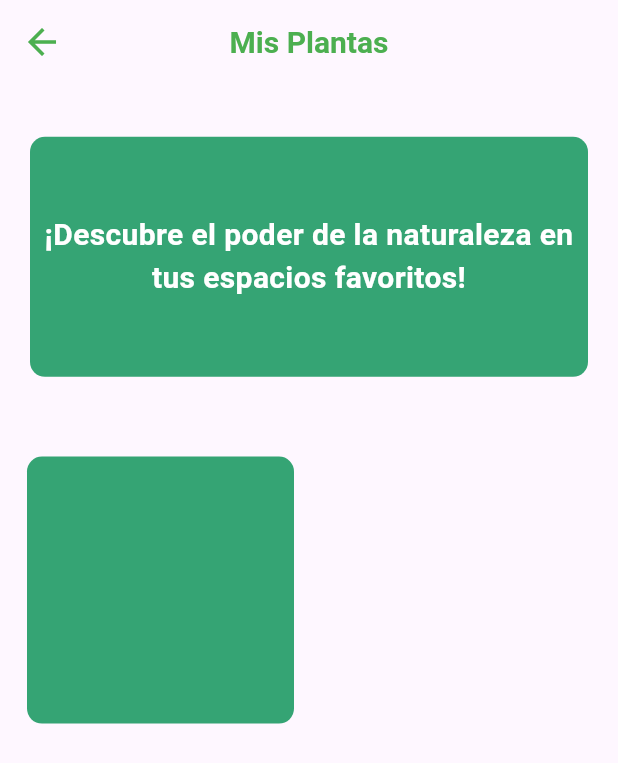
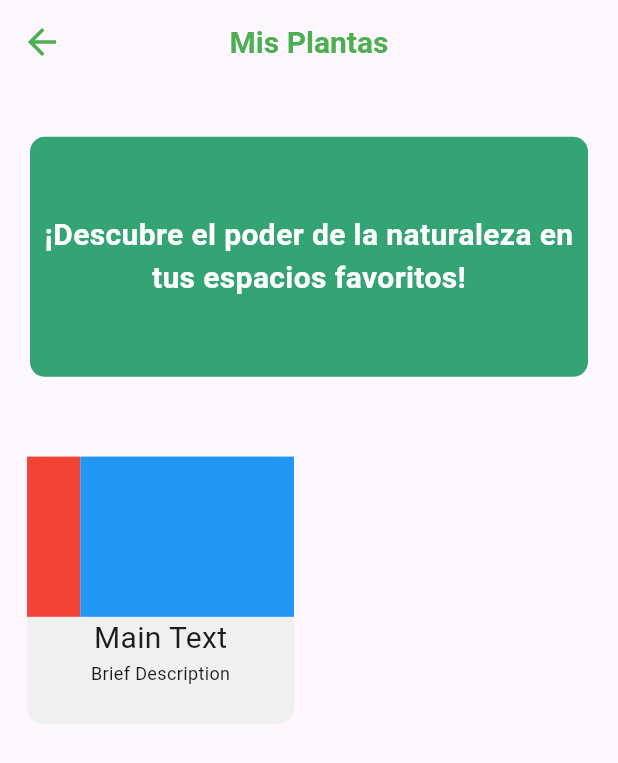
Before and after one commit to kevdev04/OxygenAR, a Flutter app: the screen it shows after launch, after a tap on the "forest" icon, on a phone screen of 412 x 824 dp. Shown: the top 763 px of the screen. Run offline on Flutter 3.47's test engine with Material 3 defaults, Android fonts, the phone set to English and light mode, and no system bars; drawn by our look-alikes of carousel_slider; our stand-ins replace firebase_core, google_maps_flutter; accounts and stored records are empty; project files that could hold a hidden picture were left out.

Commit message:
map button added

```diff
--- a/lib/main.dart
+++ b/lib/main.dart
@@ -21,7 +21,7 @@ class MyApp extends StatelessWidget {
 }
 
 class HomePage extends StatelessWidget {
-  const HomePage({Key? key}) : super(key: key);
+  const HomePage({super.key});
 
   @override
   Widget build(BuildContext context) {
@@ -51,6 +51,19 @@ class HomePage extends StatelessWidget {
         actions: <Widget>[
           IconButton(
             icon: const Icon(
+              Icons.map_outlined,
+              color: Color(0xFF35A474),
+              size: 28,
+            ),
+            onPressed: () {
+              Navigator.push(
+                context,
+                MaterialPageRoute(builder: (context) => const MapView()),
+              );
+            },
+          ),
+          IconButton(
+            icon: const Icon(
               Icons.account_circle_outlined,
               color: Color(0xFF35A474),
               size: 28,
@@ -58,7 +71,7 @@ class HomePage extends StatelessWidget {
             onPressed: () {
               Navigator.push(
                 context,
-                MaterialPageRoute(builder: (context) => const MapView()),
+                MaterialPageRoute(builder: (context) => const AuthScreen()),
               );
             },
           ),
--- a/lib/views/details.dart
+++ b/lib/views/details.dart
@@ -5,7 +5,7 @@ void main() {
 }
 
 class Details extends StatelessWidget {
-  const Details({Key? key}) : super(key: key);
+  const Details({super.key});
 
   @override
   Widget build(BuildContext context) {
@@ -122,7 +122,7 @@ class Details extends StatelessWidget {
 }
 
 class MyWidget extends StatefulWidget {
-  const MyWidget({Key? key}) : super(key: key);
+  const MyWidget({super.key});
 
   @override
   MyWidgetState createState() => MyWidgetState();
--- a/lib/views/library.dart
+++ b/lib/views/library.dart
@@ -93,23 +93,58 @@ class Library extends StatelessWidget {
                     children: <Widget>[
                       GestureDetector(
                         onTap: () {
-    Navigator.push(context, MaterialPageRoute(builder: (context) {
+                          Navigator.push(context,
+                              MaterialPageRoute(builder: (context) {
                             return const Details();
                           }));
                         },
                         child: Container(
                           decoration: BoxDecoration(
-      color: const Color(0xFF35A474),
+                            color: const Color(0xFFF0F0F0),
                             borderRadius: BorderRadius.circular(10),
                           ),
                           child: Column(
                             children: [
-
+                              Expanded(
+                                flex: 6,
+                                child: Row(
+                                  children: [
+                                    Expanded(
+                                      flex: 2,
+                                      child: Container(
+                                        color: Colors
+                                            .red, // Replace with your desired color or decoration
+                                      ),
+                                    ),
+                                    Expanded(
+                                      flex: 8,
+                                      child: Container(
+                                        color: Colors
+                                            .blue, // Replace with your desired color or decoration
+                                      ),
+                                    ),
+                                  ],
+                                ),
+                              ),
+                              const Expanded(
+                                flex: 4,
+                                child: Column(
+                                  children: [
+                                    Text('Main Text',
+                                        style: TextStyle(
+                                            fontSize:
+                                                20)), // Replace with your main text
+                                    Text('Brief Description',
+                                        style: TextStyle(
+                                            fontSize:
+                                                12)), // Replace with your brief description
+                                  ],
+                                ),
+                              ),
                             ],
                           ),
                         ),
                       )
-
                     ],
                   ),
                 ),
--- a/lib/widgets/rotating_button.dart
+++ b/lib/widgets/rotating_button.dart
@@ -4,6 +4,7 @@ class RotatingButton extends StatefulWidget {
   const RotatingButton({super.key});
 
   @override
+  // ignore: library_private_types_in_public_api
   _RotatingButtonState createState() => _RotatingButtonState();
 }
 
```
Lines whose indentation alone changed are shown as unchanged.
